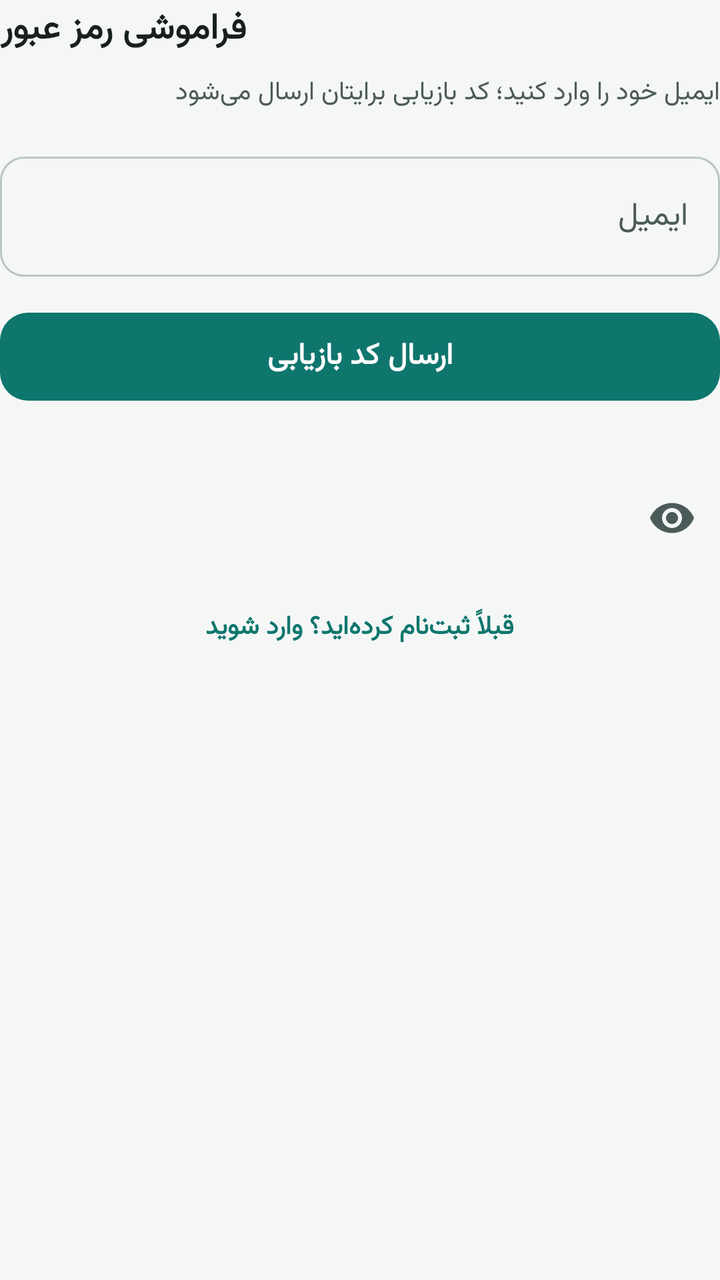
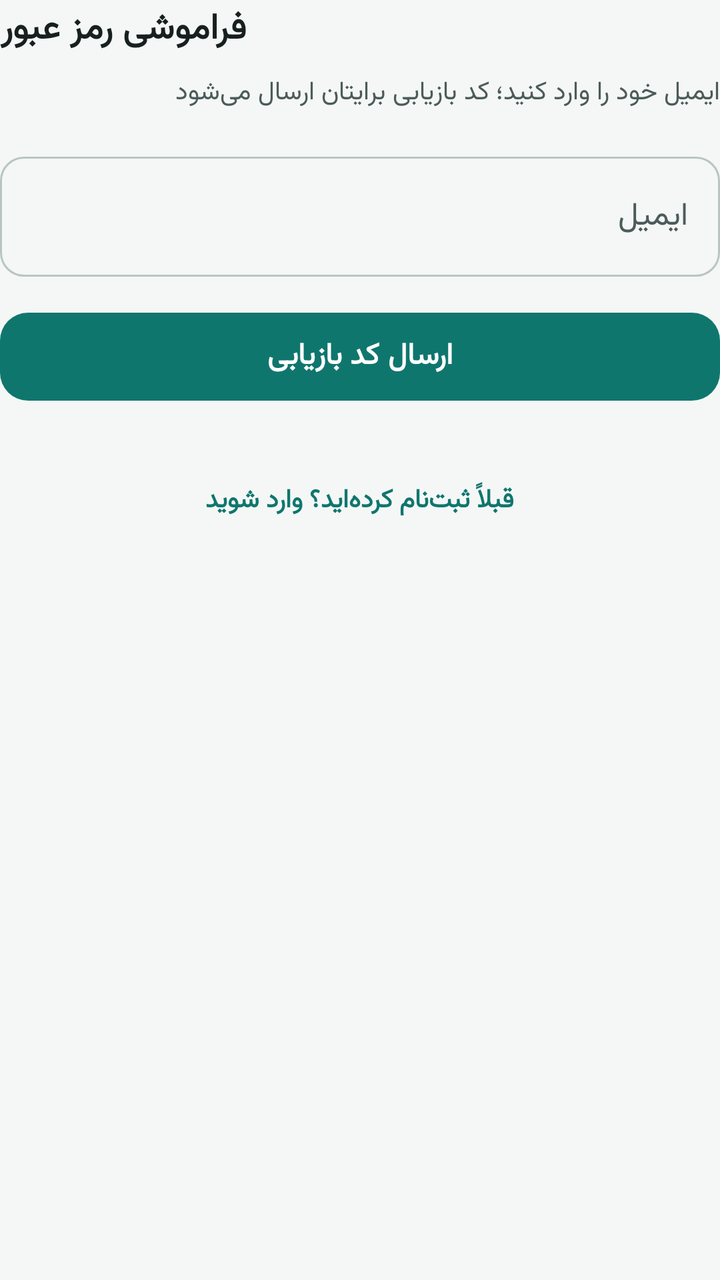

An Android layout rendered at two revisions. The XML below is the earlier revision; the diff shows what the commit changed to produce the second picture.
<!-- AndroidManifest.xml: application theme Theme.DrSalam -->
<!-- res/layout/fragment_forgot_password.xml -->
<?xml version="1.0" encoding="utf-8"?>
<LinearLayout xmlns:android="http://schemas.android.com/apk/res/android"
    xmlns:app="http://schemas.android.com/apk/res-auto"
    android:layout_width="match_parent"
    android:layout_height="wrap_content"
    android:orientation="vertical">

    <TextView
        android:layout_width="wrap_content"
        android:layout_height="wrap_content"
        android:text="@string/forgot_title"
        android:textColor="@color/onBackground"
        android:textSize="18sp"
        android:textStyle="bold" />

    <TextView
        android:layout_width="match_parent"
        android:layout_height="wrap_content"
        android:layout_marginTop="6dp"
        android:text="@string/forgot_subtitle"
        android:textColor="@color/onSurfaceVariant"
        android:textSize="13sp" />

    <com.google.android.material.textfield.TextInputLayout
        style="@style/Widget.Material3.TextInputLayout.OutlinedBox"
        android:layout_width="match_parent"
        android:layout_height="wrap_content"
        android:layout_marginTop="16dp"
        android:hint="@string/email_hint"
        app:boxCornerRadiusBottomEnd="12dp"
        app:boxCornerRadiusBottomStart="12dp"
        app:boxCornerRadiusTopEnd="12dp"
        app:boxCornerRadiusTopStart="12dp">

        <com.google.android.material.textfield.TextInputEditText
            android:id="@+id/fp_email"
            android:layout_width="match_parent"
            android:layout_height="wrap_content"
            android:inputType="textEmailAddress"
            android:maxLines="1" />
    </com.google.android.material.textfield.TextInputLayout>

    <com.google.android.material.button.MaterialButton
        android:id="@+id/fp_send"
        android:layout_width="match_parent"
        android:layout_height="52dp"
        android:layout_marginTop="14dp"
        android:text="@string/forgot_send"
        android:textSize="15sp"
        android:textStyle="bold"
        app:cornerRadius="14dp" />

    <TextView
        android:id="@+id/fp_step_hint"
        android:layout_width="match_parent"
        android:layout_height="wrap_content"
        android:layout_marginTop="16dp"
        android:text="@string/forgot_step2"
        android:textColor="@color/onSurfaceVariant"
        android:textSize="13sp"
        android:visibility="gone" />

    <com.google.android.material.textfield.TextInputLayout
        style="@style/Widget.Material3.TextInputLayout.OutlinedBox"
        android:layout_width="match_parent"
        android:layout_height="wrap_content"
        android:layout_marginTop="10dp"
        android:hint="@string/otp_code_hint"
        app:boxCornerRadiusBottomEnd="12dp"
        app:boxCornerRadiusBottomStart="12dp"
        app:boxCornerRadiusTopEnd="12dp"
        app:boxCornerRadiusTopStart="12dp">

        <com.google.android.material.textfield.TextInputEditText
            android:id="@+id/fp_code"
            android:layout_width="match_parent"
            android:layout_height="wrap_content"
            android:inputType="number"
            android:maxLength="6"
            android:maxLines="1"
            android:visibility="gone" />
    </com.google.android.material.textfield.TextInputLayout>

    <com.google.android.material.textfield.TextInputLayout
        style="@style/Widget.Material3.TextInputLayout.OutlinedBox"
        android:layout_width="match_parent"
        android:layout_height="wrap_content"
        android:layout_marginTop="10dp"
        android:hint="@string/forgot_new_password"
        app:boxCornerRadiusBottomEnd="12dp"
        app:boxCornerRadiusBottomStart="12dp"
        app:boxCornerRadiusTopEnd="12dp"
        app:boxCornerRadiusTopStart="12dp"
        app:endIconMode="password_toggle">

        <com.google.android.material.textfield.TextInputEditText
            android:id="@+id/fp_password"
            android:layout_width="match_parent"
            android:layout_height="wrap_content"
            android:inputType="textPassword"
            android:maxLines="1"
            android:visibility="gone" />
    </com.google.android.material.textfield.TextInputLayout>

    <com.google.android.material.button.MaterialButton
        android:id="@+id/fp_reset"
        android:layout_width="match_parent"
        android:layout_height="52dp"
        android:layout_marginTop="14dp"
        android:text="@string/forgot_reset"
        android:textSize="15sp"
        android:textStyle="bold"
        android:visibility="gone"
        app:cornerRadius="14dp" />

    <TextView
        android:id="@+id/fp_hint"
        android:layout_width="match_parent"
        android:layout_height="wrap_content"
        android:layout_marginTop="10dp"
        android:textColor="@color/tertiary"
        android:textSize="12sp"
        android:visibility="gone" />

    <TextView
        android:id="@+id/fp_error"
        android:layout_width="match_parent"
        android:layout_height="wrap_content"
        android:layout_marginTop="10dp"
        android:textColor="@color/error"
        android:textSize="13sp"
        android:visibility="gone" />

    <TextView
        android:id="@+id/fp_back_login"
        android:layout_width="match_parent"
        android:layout_height="wrap_content"
        android:layout_marginTop="14dp"
        android:gravity="center"
        android:padding="6dp"
        android:text="@string/have_account"
        android:textColor="@color/primary"
        android:textSize="13sp"
        android:textStyle="bold" />
</LinearLayout>
<!-- resources referenced by this layout -->
<resources>
  <color name="error">#DC2626</color>
  <color name="onBackground">#17201F</color>
  <color name="onSurfaceVariant">#4C5B59</color>
  <color name="primary">#0F766E</color>
  <color name="tertiary">#D97706</color>
  <string name="email_hint">ایمیل</string>
  <string name="forgot_new_password">رمز عبور جدید</string>
  <string name="forgot_reset">بازیابی رمز عبور</string>
  <string name="forgot_send">ارسال کد بازیابی</string>
  <string name="forgot_step2">کد را وارد کنید و رمز جدید بسازید:</string>
  <string name="forgot_subtitle">ایمیل خود را وارد کنید؛ کد بازیابی برایتان ارسال می‌شود</string>
  <string name="forgot_title">فراموشی رمز عبور</string>
  <string name="have_account">قبلاً ثبت‌نام کرده‌اید؟ وارد شوید</string>
  <string name="otp_code_hint">کد ۶ رقمی</string>
  <color name="onPrimary">#FFFFFF</color>
  <color name="primaryContainer">#CCFBF1</color>
  <color name="onPrimaryContainer">#042F2E</color>
  <color name="secondary">#14B8A6</color>
  <color name="onSecondary">#FFFFFF</color>
  <color name="secondaryContainer">#99F6E4</color>
  <color name="onSecondaryContainer">#05332D</color>
  <color name="onTertiary">#FFFFFF</color>
  <color name="onError">#FFFFFF</color>
  <color name="errorContainer">#FEE2E2</color>
  <color name="onErrorContainer">#450A0A</color>
  <color name="background">#F4F7F6</color>
  <color name="surface">#FFFFFF</color>
  <color name="onSurface">#17201F</color>
  <color name="surfaceVariant">#EDF2F1</color>
  <color name="outline">#B9C5C3</color>
  <color name="outlineVariant">#DDE6E4</color>
  <style name="ThemeOverlay.DrSalam.Alert" parent="ThemeOverlay.Material3.MaterialAlertDialog">
          <item name="android:fontFamily">@font/vazirmatn_regular</item>
          <item name="colorPrimary">@color/primary</item>
      </style>
  <style name="ThemeOverlay.DrSalam.BottomSheet" parent="ThemeOverlay.Material3.BottomSheetDialog">
          <item name="bottomSheetStyle">@style/Widget.DrSalam.BottomSheet</item>
      </style>
  <style name="Widget.DrSalam.BottomSheet" parent="Widget.Material3.BottomSheet.Modal">
          <item name="android:background">@drawable/bg_bottom_sheet</item>
      </style>
  <!-- drawable bg_bottom_sheet (drawable) -->
  <?xml version="1.0" encoding="utf-8"?>
  <shape xmlns:android="http://schemas.android.com/apk/res/android">
      <solid android:color="@color/surface" />
      <corners
          android:topLeftRadius="24dp"
          android:topRightRadius="24dp" />
  </shape>
</resources>

<!-- the commit's change to res/layout/fragment_forgot_password.xml (unified diff, before → after) -->
@@ -82,11 +82,13 @@
     </com.google.android.material.textfield.TextInputLayout>
 
     <com.google.android.material.textfield.TextInputLayout
+        android:id="@+id/TiL"
         style="@style/Widget.Material3.TextInputLayout.OutlinedBox"
         android:layout_width="match_parent"
         android:layout_height="wrap_content"
         android:layout_marginTop="10dp"
         android:hint="@string/forgot_new_password"
+        android:visibility="gone"
         app:boxCornerRadiusBottomEnd="12dp"
         app:boxCornerRadiusBottomStart="12dp"
         app:boxCornerRadiusTopEnd="12dp"
